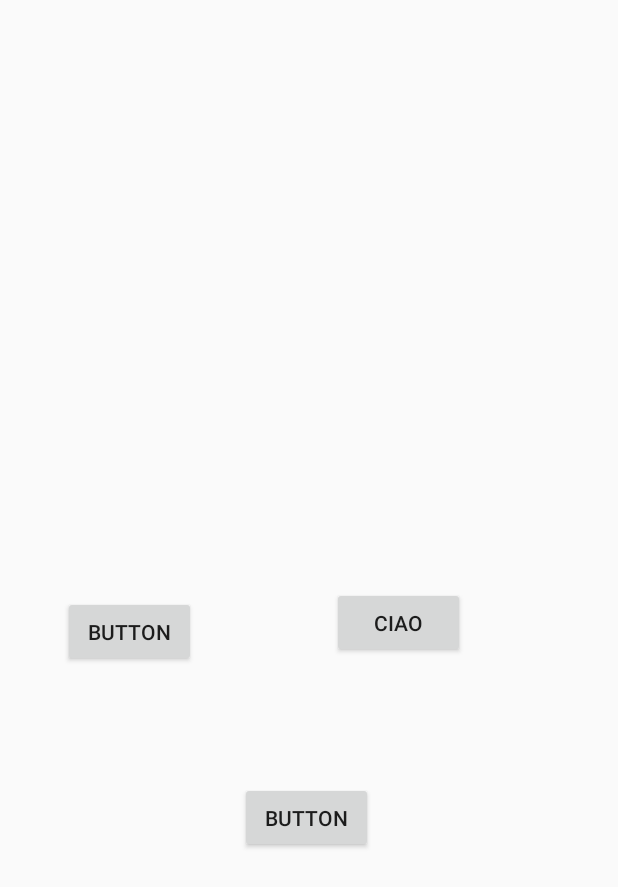
After one commit to AntonioMancuso-Dev/Gruppo6_IProdottiDellaMiaTerra, an Android app: the layout toast_inventario.xml on its own in the app's theme, with its tools: preview values and no code run, on a phone screen of 412 x 824 dp. The commit adds this screen. Shown: the top 887 px of the screen. Run offline under Robolectric (Android 15) with nearby library versions, the light colour scheme and no system bars.

Commit message:
antoniomancuso carminuuuuuu

```diff
--- /dev/null
+++ b/app/src/main/res/layout/toast_inventario.xml
@@ -0,0 +1,68 @@
+<?xml version="1.0" encoding="utf-8"?>
+    <androidx.constraintlayout.widget.ConstraintLayout xmlns:android="http://schemas.android.com/apk/res/android"
+        xmlns:app="http://schemas.android.com/apk/res-auto"
+        xmlns:tools="http://schemas.android.com/tools"
+        android:layout_width="match_parent"
+        android:layout_height="match_parent"
+        android:orientation="horizontal">
+
+    <RelativeLayout
+        android:id="@+id/toast_layout_root"
+        android:layout_width="match_parent"
+        android:layout_height="500dp"
+        app:layout_constraintBottom_toBottomOf="parent"
+        app:layout_constraintEnd_toEndOf="parent"
+        app:layout_constraintStart_toStartOf="parent"
+        app:layout_constraintTop_toTopOf="parent">
+
+
+        <Button
+            android:id="@+id/button9"
+            android:layout_width="wrap_content"
+            android:layout_height="wrap_content"
+            android:layout_alignParentStart="true"
+            android:layout_alignParentTop="true"
+            android:layout_alignParentEnd="true"
+            android:layout_alignParentBottom="true"
+            android:layout_marginStart="221dp"
+            android:layout_marginTop="229dp"
+            android:layout_marginEnd="102dp"
+            android:layout_marginBottom="223dp"
+            android:text="ciao"
+            tools:layout_editor_absoluteX="51dp"
+            tools:layout_editor_absoluteY="369dp" />
+
+        <Button
+            android:id="@+id/button11"
+            android:layout_width="wrap_content"
+            android:layout_height="wrap_content"
+            android:layout_alignParentStart="true"
+            android:layout_alignParentTop="true"
+            android:layout_alignParentEnd="true"
+            android:layout_alignParentBottom="true"
+            android:layout_marginStart="42dp"
+            android:layout_marginTop="235dp"
+            android:layout_marginEnd="281dp"
+            android:layout_marginBottom="217dp"
+            android:text="Button"
+            tools:layout_editor_absoluteX="51dp"
+            tools:layout_editor_absoluteY="369dp" />
+
+        <Button
+            android:id="@+id/button12"
+            android:layout_width="wrap_content"
+            android:layout_height="wrap_content"
+            android:layout_alignParentStart="true"
+            android:layout_alignParentTop="true"
+            android:layout_alignParentEnd="true"
+            android:layout_alignParentBottom="true"
+            android:layout_marginStart="160dp"
+            android:layout_marginTop="359dp"
+            android:layout_marginEnd="163dp"
+            android:layout_marginBottom="93dp"
+            android:text="Button"
+            tools:layout_editor_absoluteX="51dp"
+            tools:layout_editor_absoluteY="369dp" />
+
+    </RelativeLayout>
+</androidx.constraintlayout.widget.ConstraintLayout>
```
Also changed, not shown: app/src/main/java/com/example/iprodottidellamiaterra/FragmentInventario.java (added, +21 -0 lines), app/src/main/java/com/example/iprodottidellamiaterra/InventarioActivity.java (+16 -0 lines), app/src/main/res/layout/fgm_pop.xml (added, +23 -0 lines), app/src/main/res/layout/inventario_activity.xml (+13 -0 lines).
